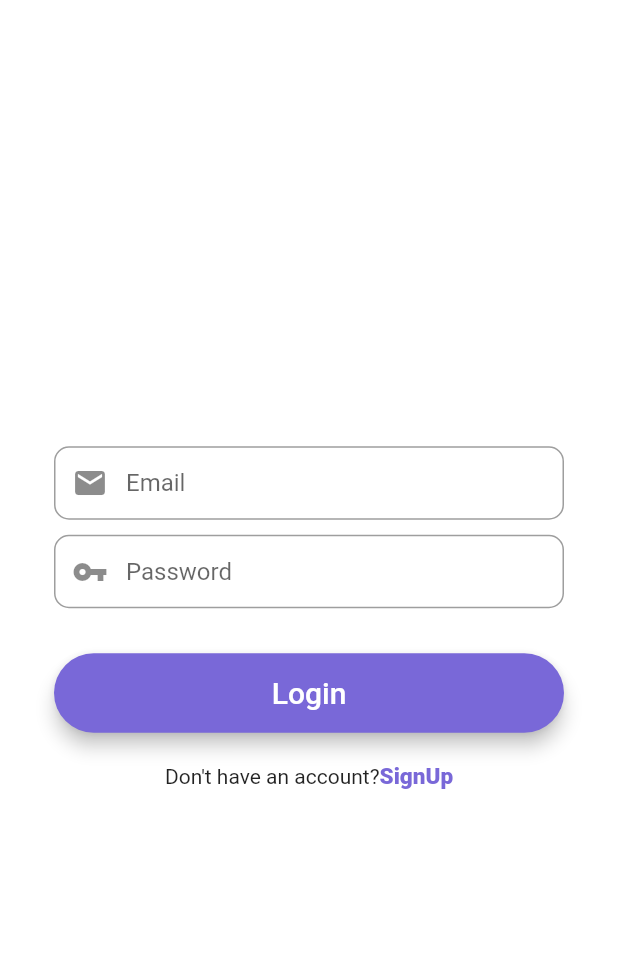
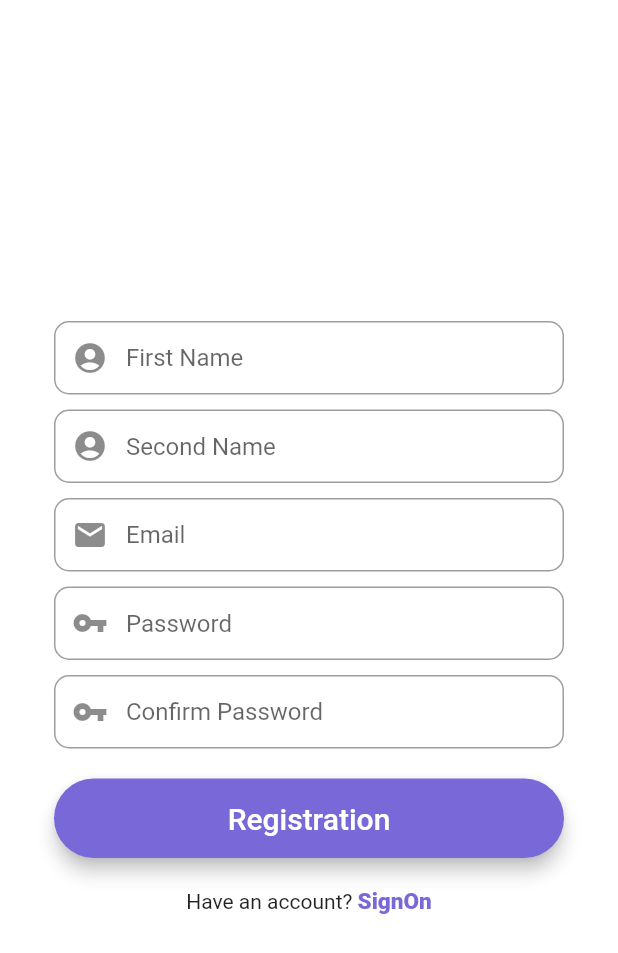
Before and after one commit to dmitry-lyovochkin/English_application, a Flutter app: the screen it shows after launch, after a tap on "SignUp", on a phone screen of 412 x 824 dp. Shown: the top 953 px of the screen. Run offline on Flutter 3.47's test engine with Material 2 defaults, Android fonts, the light colour scheme and no system bars; our stand-ins replace firebase_auth; accounts and stored records are empty.

Commit message:
Добавил новое окно регистрации

```diff
--- a/lib/widgets/auth_firebase/login_screen.dart
+++ b/lib/widgets/auth_firebase/login_screen.dart
@@ -1,5 +1,6 @@
 import 'package:english_application/widgets/Theme/app_button_style.dart';
 import 'package:english_application/widgets/Theme/app_color.dart';
+import 'package:english_application/widgets/auth_firebase/registration_screen.dart';
 import 'package:flutter/material.dart';
 
 class LoginScreenWidget extends StatefulWidget {
@@ -87,15 +88,17 @@ class _LoginScreenWidgetState extends State<LoginScreenWidget> {
                       emailField,
                       const SizedBox(height: 10),
                       passwordField,
-                      const SizedBox(height: 30),
+                      const SizedBox(height: 20),
                       loginButton,
                       const SizedBox(height: 20),
                       Row(
                         mainAxisAlignment: MainAxisAlignment.center,
                         children: <Widget>[
-                          const Text("Don't have an account?"),
+                          const Text("Don't have an account? "),
                           GestureDetector(
-                            onTap: () {},
+                            onTap: () {
+                              Navigator.push<Widget>(context, MaterialPageRoute(builder: (context) => const RegistrationWidget()));
+                            },
                             child: const Text(
                               "SignUp",
                               style: TextStyle(
--- a/lib/widgets/auth_firebase/registration_screen.dart
+++ b/lib/widgets/auth_firebase/registration_screen.dart
@@ -0,0 +1,179 @@
+import 'package:english_application/widgets/Theme/app_color.dart';
+import 'package:english_application/widgets/auth_firebase/login_screen.dart';
+import 'package:flutter/material.dart';
+
+class RegistrationWidget extends StatefulWidget {
+  const RegistrationWidget({Key? key}) : super(key: key);
+
+  @override
+  _RegistrationWidgetState createState() => _RegistrationWidgetState();
+}
+
+class _RegistrationWidgetState extends State<RegistrationWidget> {
+
+  final _formKey = GlobalKey<FormState>();
+
+  final firstNameEditingController = new TextEditingController();
+  final secondNameEditingController = new TextEditingController();
+  final emailEditingController = new TextEditingController();
+  final passwordEditingController = new TextEditingController();
+  final confirmPasswordEditingController = new TextEditingController();
+
+  @override
+  Widget build(BuildContext context) {
+    final firstNameField = TextFormField(
+      autofocus: false,
+      controller: firstNameEditingController,
+      keyboardType: TextInputType.name,
+      onSaved: (value) {
+        firstNameEditingController.text = value!;
+      },
+      textInputAction: TextInputAction.next,
+      decoration: InputDecoration(
+          prefixIcon: const Icon(Icons.account_circle),
+          contentPadding: const EdgeInsets.fromLTRB(20, 15, 20, 15),
+          hintText: "First Name",
+          border: OutlineInputBorder(
+            borderRadius: BorderRadius.circular(10),
+          )),
+    );
+
+    final secondNameField = TextFormField(
+      autofocus: false,
+      controller: secondNameEditingController,
+      keyboardType: TextInputType.name,
+      onSaved: (value) {
+        secondNameEditingController.text = value!;
+      },
+      textInputAction: TextInputAction.next,
+      decoration: InputDecoration(
+          prefixIcon: const Icon(Icons.account_circle),
+          contentPadding: const EdgeInsets.fromLTRB(20, 15, 20, 15),
+          hintText: "Second Name",
+          border: OutlineInputBorder(
+            borderRadius: BorderRadius.circular(10),
+          )),
+    );
+
+    final emailField = TextFormField(
+      autofocus: false,
+      controller: emailEditingController,
+      keyboardType: TextInputType.emailAddress,
+      onSaved: (value) {
+        emailEditingController.text = value!;
+      },
+      textInputAction: TextInputAction.next,
+      decoration: InputDecoration(
+          prefixIcon: const Icon(Icons.mail),
+          contentPadding: const EdgeInsets.fromLTRB(20, 15, 20, 15),
+          hintText: "Email",
+          border: OutlineInputBorder(
+            borderRadius: BorderRadius.circular(10),
+          ),
+      ),
+    );
+
+    final passwordField = TextFormField(
+      autofocus: false,
+      controller: passwordEditingController,
+      obscureText: true,
+      onSaved: (value) {
+        passwordEditingController.text = value!;
+      },
+      textInputAction: TextInputAction.next,
+      decoration: InputDecoration(
+          prefixIcon: const Icon(Icons.vpn_key),
+          contentPadding: const EdgeInsets.fromLTRB(20, 15, 20, 15),
+          hintText: "Password",
+          border: OutlineInputBorder(
+            borderRadius: BorderRadius.circular(10),
+          )),
+    );
+
+    final confirmPasswordField = TextFormField(
+      autofocus: false,
+      controller: confirmPasswordEditingController,
+      obscureText: true,
+      onSaved: (value) {
+        confirmPasswordEditingController.text = value!;
+      },
+      textInputAction: TextInputAction.next,
+      decoration: InputDecoration(
+          prefixIcon: const Icon(Icons.vpn_key),
+          contentPadding: const EdgeInsets.fromLTRB(20, 15, 20, 15),
+          hintText: "Confirm Password",
+          border: OutlineInputBorder(
+            borderRadius: BorderRadius.circular(10),
+          )),
+    );
+
+  final registrationButton = Material(
+        elevation: 5,
+        borderRadius: BorderRadius.circular(30),
+        color: AppColors.mainColorApp,
+        child: MaterialButton(
+          padding: const EdgeInsets.fromLTRB(20, 15, 20, 15),
+          minWidth: MediaQuery.of(context).size.width,
+          onPressed: () {},
+          child: const Text(
+            "Registration",
+            textAlign: TextAlign.center,
+            style: TextStyle(
+              fontSize: 20,
+              color: Colors.white,
+            ),
+          ),
+        ));
+  return Scaffold(
+        backgroundColor: Colors.white,
+        body: Center(
+            child: SingleChildScrollView(
+          child: Container(
+            color: Colors.white,
+            child: Padding(
+              /* обернул в padding, чтоб все три поля уравнять по центру с одинаковыми отступами */
+              padding: const EdgeInsets.all(36.0),
+              child: Form(
+                  key: _formKey,
+                  child: Column(
+                    mainAxisAlignment: MainAxisAlignment.center,
+                    crossAxisAlignment: CrossAxisAlignment.center,
+                    children: <Widget>[
+                      firstNameField,
+                      const SizedBox(height: 10),
+                      secondNameField,
+                      const SizedBox(height: 10),
+                      emailField,
+                      const SizedBox(height: 10),
+                      passwordField,
+                      const SizedBox(height: 10),
+                      confirmPasswordField,
+                      const SizedBox(height: 20),
+                      registrationButton,
+                      const SizedBox(height: 20),
+                      Row(
+                        mainAxisAlignment: MainAxisAlignment.center,
+                        children: <Widget>[
+                          const Text("Have an account? "),
+                          GestureDetector(
+                            onTap: () {
+                              Navigator.push<Widget>(context, MaterialPageRoute(builder: (context) => const LoginScreenWidget()));
+                            },
+                            child: const Text(
+                              "SignOn",
+                              style: TextStyle(
+                                color: AppColors.mainColorApp,
+                                fontWeight: FontWeight.w800,
+                                fontSize: 15,
+                              )
+                            ),
+                          )
+                        ],
+                      )
+                    ],
+                  )),
+            ),
+          ),
+        )));
+  }
+}
```
